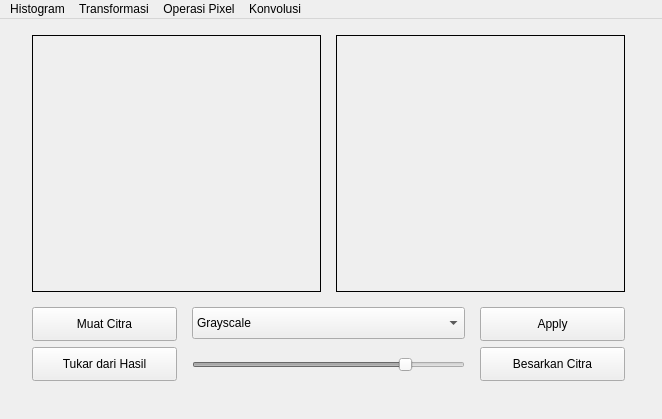
First picture: the form in gui.ui, repository sglkc/pengolahan-citra-digital, before the edit.
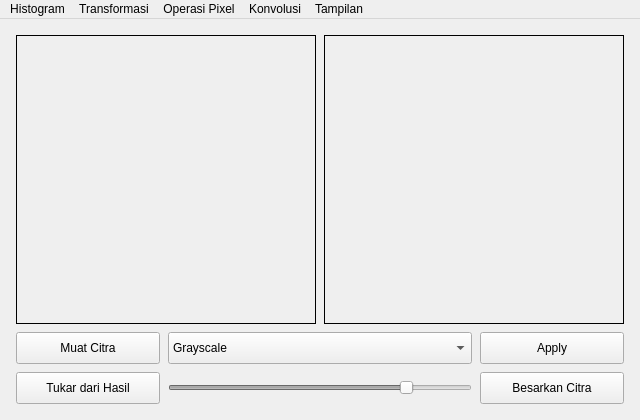
Second picture: the form after the edit.

Commit message: feat: tambah menu tampilan

What changed in the file:
```diff
--- a/gui.ui
+++ b/gui.ui
@@ -7,29 +7,73 @@
    <rect>
     <x>0</x>
     <y>0</y>
-    <width>662</width>
-    <height>419</height>
+    <width>640</width>
+    <height>420</height>
    </rect>
   </property>
   <property name="windowTitle">
    <string>Praktikum PCD - (152022099) Cikal Gemintang Seya</string>
   </property>
+  <property name="layoutDirection">
+   <enum>Qt::LeftToRight</enum>
+  </property>
+  <property name="styleSheet">
+   <string notr="true"/>
+  </property>
   <widget class="QWidget" name="centralwidget">
+   <property name="enabled">
+    <bool>true</bool>
+   </property>
+   <property name="sizePolicy">
+    <sizepolicy hsizetype="Preferred" vsizetype="Preferred">
+     <horstretch>0</horstretch>
+     <verstretch>0</verstretch>
+    </sizepolicy>
+   </property>
+   <layout class="QGridLayout" name="gridLayout">
+    <property name="leftMargin">
+     <number>16</number>
+    </property>
+    <property name="topMargin">
+     <number>16</number>
+    </property>
+    <property name="rightMargin">
+     <number>16</number>
+    </property>
+    <property name="bottomMargin">
+     <number>16</number>
+    </property>
+    <property name="spacing">
+     <number>8</number>
+    </property>
+    <item row="1" column="0" colspan="4">
+     <layout class="QGridLayout" name="gridLayout_2">
+      <property name="leftMargin">
+       <number>0</number>
+      </property>
+      <property name="topMargin">
+       <number>0</number>
+      </property>
+      <property name="rightMargin">
+       <number>0</number>
+      </property>
+      <property name="bottomMargin">
+       <number>0</number>
+      </property>
+      <property name="spacing">
+       <number>8</number>
+      </property>
+      <item row="0" column="0">
    <widget class="QLabel" name="originalLabel">
-    <property name="geometry">
-     <rect>
-      <x>32</x>
-      <y>16</y>
-      <width>289</width>
-      <height>257</height>
-     </rect>
-    </property>
     <property name="sizePolicy">
-     <sizepolicy hsizetype="Maximum" vsizetype="Maximum">
-      <horstretch>0</horstretch>
-      <verstretch>0</verstretch>
-     </sizepolicy>
-    </property>
+         <sizepolicy hsizetype="Ignored" vsizetype="Ignored">
+          <horstretch>1</horstretch>
+          <verstretch>1</verstretch>
+         </sizepolicy>
+        </property>
+        <property name="autoFillBackground">
+         <bool>false</bool>
+        </property>
     <property name="frameShape">
      <enum>QFrame::Box</enum>
     </property>
@@ -46,68 +90,137 @@
      <set>Qt::AlignCenter</set>
     </property>
    </widget>
+      </item>
+      <item row="0" column="1">
+       <widget class="QLabel" name="resultLabel">
+        <property name="sizePolicy">
+         <sizepolicy hsizetype="Ignored" vsizetype="Ignored">
+          <horstretch>1</horstretch>
+          <verstretch>1</verstretch>
+         </sizepolicy>
+        </property>
+        <property name="frameShape">
+         <enum>QFrame::Box</enum>
+        </property>
+        <property name="text">
+         <string/>
+        </property>
+        <property name="scaledContents">
+         <bool>false</bool>
+        </property>
+        <property name="alignment">
+         <set>Qt::AlignCenter</set>
+        </property>
+       </widget>
+      </item>
+     </layout>
+    </item>
+    <item row="2" column="0" colspan="4">
+     <layout class="QGridLayout" name="gridLayout_3">
+      <property name="leftMargin">
+       <number>0</number>
+      </property>
+      <property name="topMargin">
+       <number>0</number>
+      </property>
+      <property name="rightMargin">
+       <number>0</number>
+      </property>
+      <property name="bottomMargin">
+       <number>0</number>
+      </property>
+      <property name="spacing">
+       <number>8</number>
+      </property>
+      <item row="0" column="0">
    <widget class="QPushButton" name="loadButton">
-    <property name="geometry">
-     <rect>
-      <x>32</x>
-      <y>288</y>
-      <width>145</width>
-      <height>34</height>
-     </rect>
+        <property name="sizePolicy">
+         <sizepolicy hsizetype="Maximum" vsizetype="Preferred">
+          <horstretch>1</horstretch>
+          <verstretch>0</verstretch>
+         </sizepolicy>
+        </property>
+        <property name="minimumSize">
+         <size>
+          <width>144</width>
+          <height>32</height>
+         </size>
     </property>
     <property name="text">
      <string>Muat Citra</string>
     </property>
    </widget>
-   <widget class="QLabel" name="resultLabel">
-    <property name="geometry">
-     <rect>
-      <x>336</x>
-      <y>16</y>
-      <width>289</width>
-      <height>257</height>
-     </rect>
-    </property>
+      </item>
+      <item row="2" column="0">
+       <widget class="QPushButton" name="swapButton">
     <property name="sizePolicy">
-     <sizepolicy hsizetype="Maximum" vsizetype="Maximum">
-      <horstretch>0</horstretch>
+         <sizepolicy hsizetype="Maximum" vsizetype="Preferred">
+          <horstretch>1</horstretch>
       <verstretch>0</verstretch>
      </sizepolicy>
     </property>
-    <property name="frameShape">
-     <enum>QFrame::Box</enum>
+        <property name="minimumSize">
+         <size>
+          <width>144</width>
+          <height>32</height>
+         </size>
     </property>
     <property name="text">
-     <string/>
-    </property>
-    <property name="scaledContents">
-     <bool>false</bool>
-    </property>
-    <property name="alignment">
-     <set>Qt::AlignCenter</set>
-    </property>
-   </widget>
+         <string>Tukar dari Hasil</string>
+        </property>
+       </widget>
+      </item>
+      <item row="2" column="2">
+       <widget class="QPushButton" name="popupButton">
+        <property name="sizePolicy">
+         <sizepolicy hsizetype="Maximum" vsizetype="Preferred">
+          <horstretch>1</horstretch>
+          <verstretch>0</verstretch>
+         </sizepolicy>
+        </property>
+        <property name="minimumSize">
+         <size>
+          <width>144</width>
+          <height>32</height>
+         </size>
+        </property>
+        <property name="text">
+         <string>Besarkan Citra</string>
+        </property>
+       </widget>
+      </item>
+      <item row="0" column="2">
    <widget class="QPushButton" name="resultButton">
-    <property name="geometry">
-     <rect>
-      <x>480</x>
-      <y>288</y>
-      <width>145</width>
-      <height>34</height>
-     </rect>
+        <property name="sizePolicy">
+         <sizepolicy hsizetype="Maximum" vsizetype="Preferred">
+          <horstretch>1</horstretch>
+          <verstretch>0</verstretch>
+         </sizepolicy>
+        </property>
+        <property name="minimumSize">
+         <size>
+          <width>144</width>
+          <height>32</height>
+         </size>
     </property>
     <property name="text">
      <string>Apply</string>
     </property>
    </widget>
+      </item>
+      <item row="0" column="1">
    <widget class="QComboBox" name="filterCombo">
-    <property name="geometry">
-     <rect>
-      <x>192</x>
-      <y>288</y>
-      <width>273</width>
+        <property name="sizePolicy">
+         <sizepolicy hsizetype="Expanding" vsizetype="Preferred">
+          <horstretch>2</horstretch>
+          <verstretch>0</verstretch>
+         </sizepolicy>
+        </property>
+        <property name="minimumSize">
+         <size>
+          <width>0</width>
       <height>32</height>
-     </rect>
+         </size>
     </property>
     <item>
      <property name="text">
@@ -140,17 +253,17 @@
      </property>
     </item>
    </widget>
+      </item>
+      <item row="2" column="1">
    <widget class="QSlider" name="slider">
     <property name="enabled">
      <bool>false</bool>
     </property>
-    <property name="geometry">
-     <rect>
-      <x>192</x>
-      <y>336</y>
-      <width>273</width>
-      <height>20</height>
-     </rect>
+        <property name="sizePolicy">
+         <sizepolicy hsizetype="Expanding" vsizetype="Fixed">
+          <horstretch>0</horstretch>
+          <verstretch>0</verstretch>
+         </sizepolicy>
     </property>
     <property name="maximum">
      <number>100</number>
@@ -165,39 +278,17 @@
      <enum>Qt::Horizontal</enum>
     </property>
    </widget>
-   <widget class="QPushButton" name="swapButton">
-    <property name="geometry">
-     <rect>
-      <x>32</x>
-      <y>328</y>
-      <width>145</width>
-      <height>34</height>
-     </rect>
-    </property>
-    <property name="text">
-     <string>Tukar dari Hasil</string>
-    </property>
-   </widget>
-   <widget class="QPushButton" name="popupButton">
-    <property name="geometry">
-     <rect>
-      <x>480</x>
-      <y>328</y>
-      <width>145</width>
-      <height>34</height>
-     </rect>
-    </property>
-    <property name="text">
-     <string>Besarkan Citra</string>
-    </property>
-   </widget>
+      </item>
+     </layout>
+    </item>
+   </layout>
   </widget>
   <widget class="QMenuBar" name="menuBar">
    <property name="geometry">
     <rect>
      <x>0</x>
      <y>0</y>
-     <width>662</width>
+     <width>640</width>
      <height>30</height>
     </rect>
    </property>
@@ -274,10 +365,18 @@
     <addaction name="kvMax"/>
     <addaction name="kvEdge"/>
    </widget>
+   <widget class="QMenu" name="tampilanMenu">
+    <property name="title">
+     <string>Tampilan</string>
+    </property>
+    <addaction name="tampilanPopUp"/>
+    <addaction name="tampilanScale"/>
+   </widget>
    <addaction name="hgMenu"/>
    <addaction name="tfMenu"/>
    <addaction name="opMenu"/>
    <addaction name="kvMenu"/>
+   <addaction name="tampilanMenu"/>
   </widget>
   <action name="hgGrayscale">
    <property name="text">
```
Left out of the diff: 14 changed lines with no effect on the pictures. Lines whose indentation alone changed are shown as unchanged. The commit also changes 3 other files.
